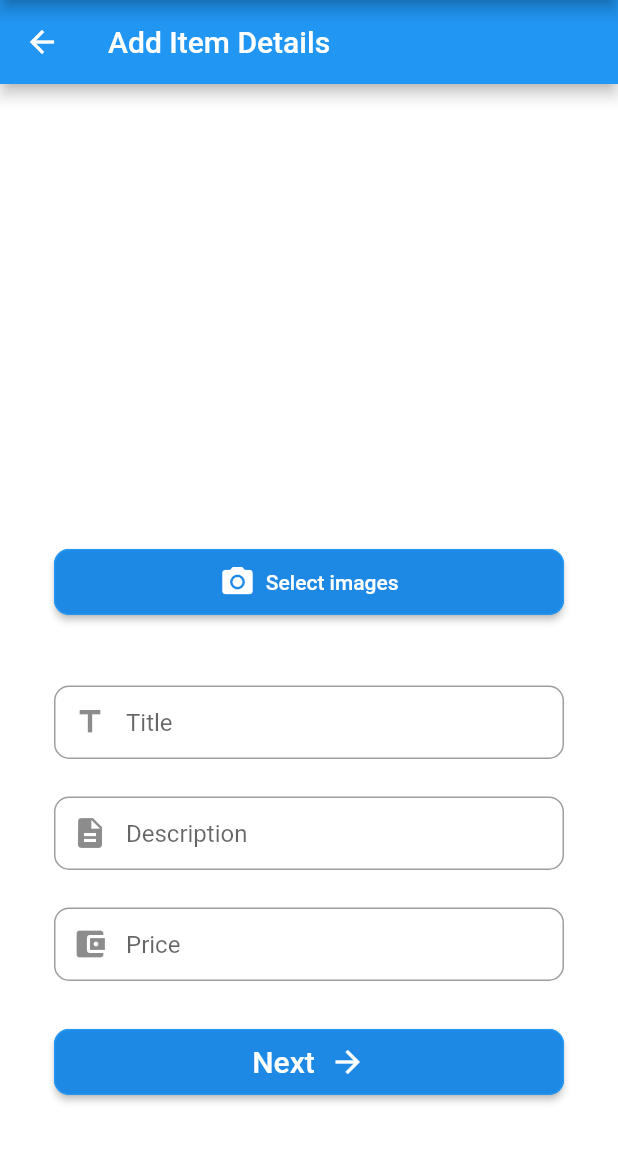
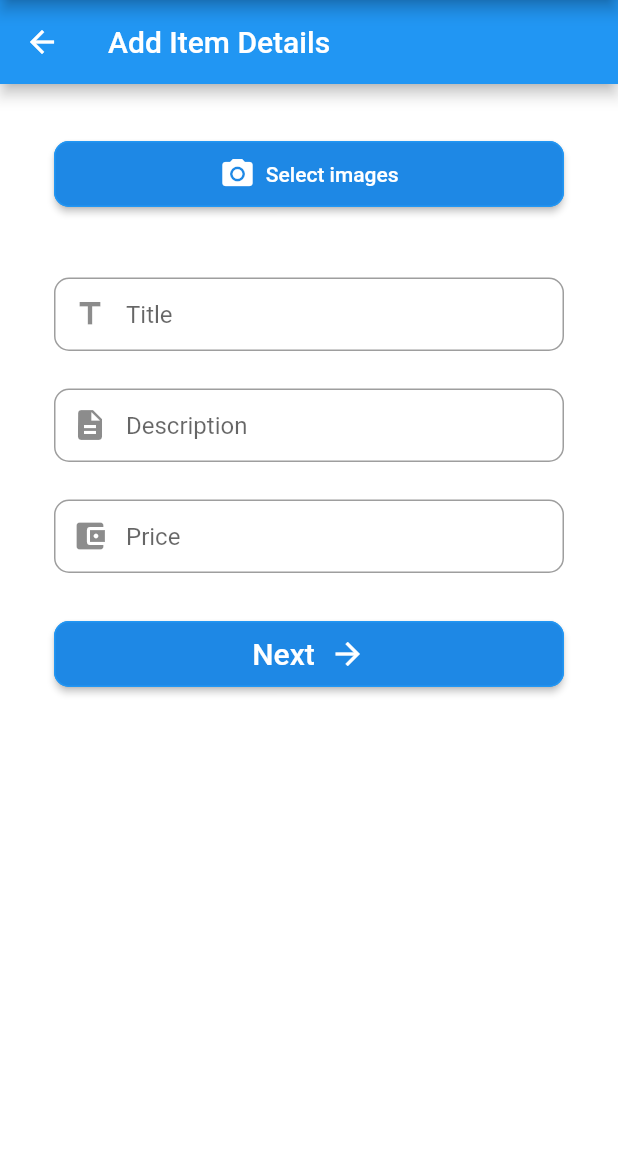
Before and after one commit to hrathnapala/UEEE_Lak, a Flutter app: the ItemDetails screen opened directly, on a phone screen of 412 x 824 dp, the part 84-1236 px from its top. Run offline on Flutter 3.47's test engine with Material 2 defaults, Android fonts, the phone set to English and light mode, and no system bars; our stand-ins replace carousel_slider, share; missing offline and left inert: multi_image_picker.

Commit message:
Fixed overflow issue in post ad

```diff
--- a/lib/src/screens/home.dart
+++ b/lib/src/screens/home.dart
@@ -265,7 +265,7 @@ class EachList extends StatelessWidget {
                   SizedBox(height: 10.0),
                   Row(
                     children: <Widget>[
-                      SizedBox(width: 100.0),
+                      SizedBox(width: 70.0),
                       Container(
                         padding: EdgeInsets.all(5.0),
                         width: 110.0,
--- a/lib/src/screens/message-page/home_carousel.dart
+++ b/lib/src/screens/message-page/home_carousel.dart
@@ -60,7 +60,8 @@ class HomeCarousel extends StatelessWidget {
                           height: 120.0,
                           width: 300.0,
                           decoration: BoxDecoration(
-                            color: Colors.white,
+                            // TODO check color
+                            color: Colors.blue[800],
                             borderRadius: BorderRadius.circular(10.0),
                           ),
                           child: Padding(
@@ -72,6 +73,7 @@ class HomeCarousel extends StatelessWidget {
                                 Text(
                                   item.adName,
                                   style: TextStyle(
+                                    color: Colors.white,
                                     fontSize: 22.0,
                                     fontWeight: FontWeight.w600,
                                     letterSpacing: 1.2,
@@ -80,7 +82,7 @@ class HomeCarousel extends StatelessWidget {
                                 Text(
                                   item.description,
                                   style: TextStyle(
-                                    color: Colors.grey,
+                                    color: Colors.white,
                                   ),
                                 ),
                               ],
--- a/lib/src/screens/post-ad/item_details_form.dart
+++ b/lib/src/screens/post-ad/item_details_form.dart
@@ -20,10 +20,11 @@ class ItemDetailsState extends State<ItemDetails> {
 
   Widget buildGridView() {
     return GridView.count(
-      physics: NeverScrollableScrollPhysics(),
       crossAxisCount: 3,
+      shrinkWrap: true,
       children: List.generate(images.length, (index) {
         Asset asset = images[index];
+
         return AssetThumb(
           asset: asset,
           width: 300,
@@ -114,18 +115,19 @@ class ItemDetailsState extends State<ItemDetails> {
           color: Colors.white,
           child: Padding(
             padding: const EdgeInsets.all(36.0),
-            child: Column(
-              crossAxisAlignment: CrossAxisAlignment.center,
-              mainAxisAlignment: MainAxisAlignment.center,
+            child: ListView(
+              // crossAxisAlignment: CrossAxisAlignment.center,
+              // mainAxisAlignment: MainAxisAlignment.center,
               children: [
-                Expanded(
-                  child: buildGridView(),
-                ),
+                // Expanded(
+                //   child: buildGridView(),
+                // ),
                 // SizedBox(height: 15.0),
                 // RaisedButton(
                 //   child: Text("Pick images"),
                 //   onPressed: loadAssets,
                 // ),
+                buildGridView(),
                 ButtonTheme(
                     shape: RoundedRectangleBorder(
                         borderRadius: BorderRadius.circular(10.0),
```
Also changed, not shown: lib/src/screens/search/search-category.dart (+4 -4 lines).
